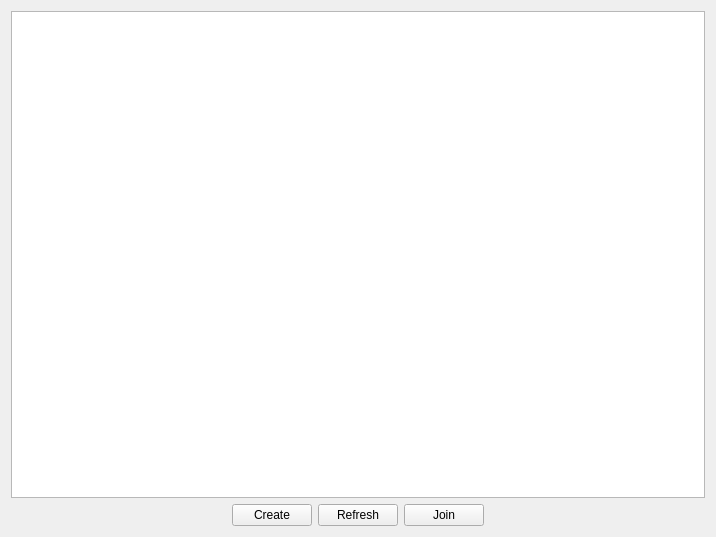
Before: the Qt Designer form menu/ui/GamesScreen.ui in SCAPELLI/Wolfenstein3D, drawn with Qt 5.
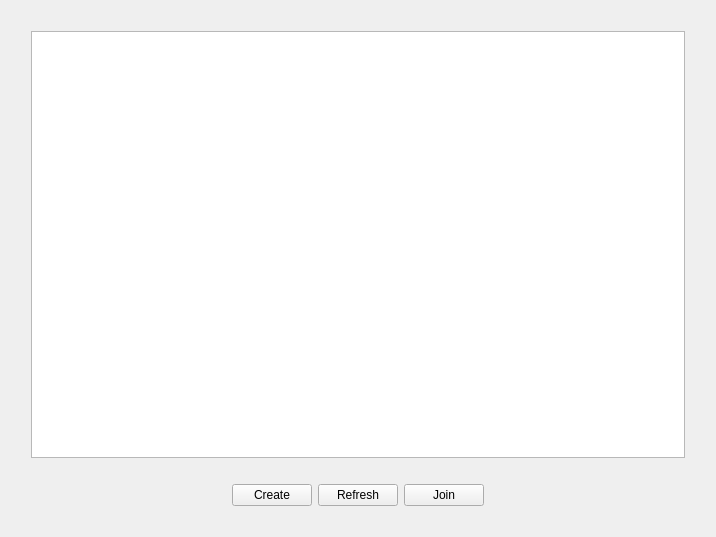
After: the same form once the commit is applied.

```diff
--- a/menu/ui/GamesScreen.ui
+++ b/menu/ui/GamesScreen.ui
@@ -14,7 +14,58 @@
    <string>Form</string>
   </property>
   <layout class="QGridLayout" name="gridLayout">
+   <item row="0" column="1">
+    <spacer name="verticalSpacer">
+     <property name="orientation">
+      <enum>Qt::Vertical</enum>
+     </property>
+     <property name="sizeType">
+      <enum>QSizePolicy::Fixed</enum>
+     </property>
+     <property name="sizeHint" stdset="0">
+      <size>
+       <width>20</width>
+       <height>20</height>
+      </size>
+     </property>
+    </spacer>
+   </item>
+   <item row="1" column="2">
+    <spacer name="horizontalSpacer_4">
+     <property name="orientation">
+      <enum>Qt::Horizontal</enum>
+     </property>
+     <property name="sizeType">
+      <enum>QSizePolicy::Fixed</enum>
+     </property>
+     <property name="sizeHint" stdset="0">
+      <size>
+       <width>20</width>
+       <height>20</height>
+      </size>
+     </property>
+    </spacer>
+   </item>
    <item row="1" column="1">
+    <widget class="QTableWidget" name="dataTable"/>
+   </item>
+   <item row="1" column="0">
+    <spacer name="horizontalSpacer_3">
+     <property name="orientation">
+      <enum>Qt::Horizontal</enum>
+     </property>
+     <property name="sizeType">
+      <enum>QSizePolicy::Fixed</enum>
+     </property>
+     <property name="sizeHint" stdset="0">
+      <size>
+       <width>20</width>
+       <height>20</height>
+      </size>
+     </property>
+    </spacer>
+   </item>
+   <item row="3" column="1">
     <layout class="QHBoxLayout" name="horizontalLayout_2">
      <item>
       <spacer name="horizontalSpacer">
@@ -65,8 +116,37 @@
      </item>
     </layout>
    </item>
-   <item row="0" column="1">
-    <widget class="QTableWidget" name="dataTable"/>
+   <item row="2" column="1">
+    <spacer name="verticalSpacer_2">
+     <property name="orientation">
+      <enum>Qt::Vertical</enum>
+     </property>
+     <property name="sizeType">
+      <enum>QSizePolicy::Fixed</enum>
+     </property>
+     <property name="sizeHint" stdset="0">
+      <size>
+       <width>20</width>
+       <height>20</height>
+      </size>
+     </property>
+    </spacer>
+   </item>
+   <item row="4" column="1">
+    <spacer name="verticalSpacer_3">
+     <property name="orientation">
+      <enum>Qt::Vertical</enum>
+     </property>
+     <property name="sizeType">
+      <enum>QSizePolicy::Fixed</enum>
+     </property>
+     <property name="sizeHint" stdset="0">
+      <size>
+       <width>20</width>
+       <height>20</height>
+      </size>
+     </property>
+    </spacer>
    </item>
   </layout>
  </widget>
```
